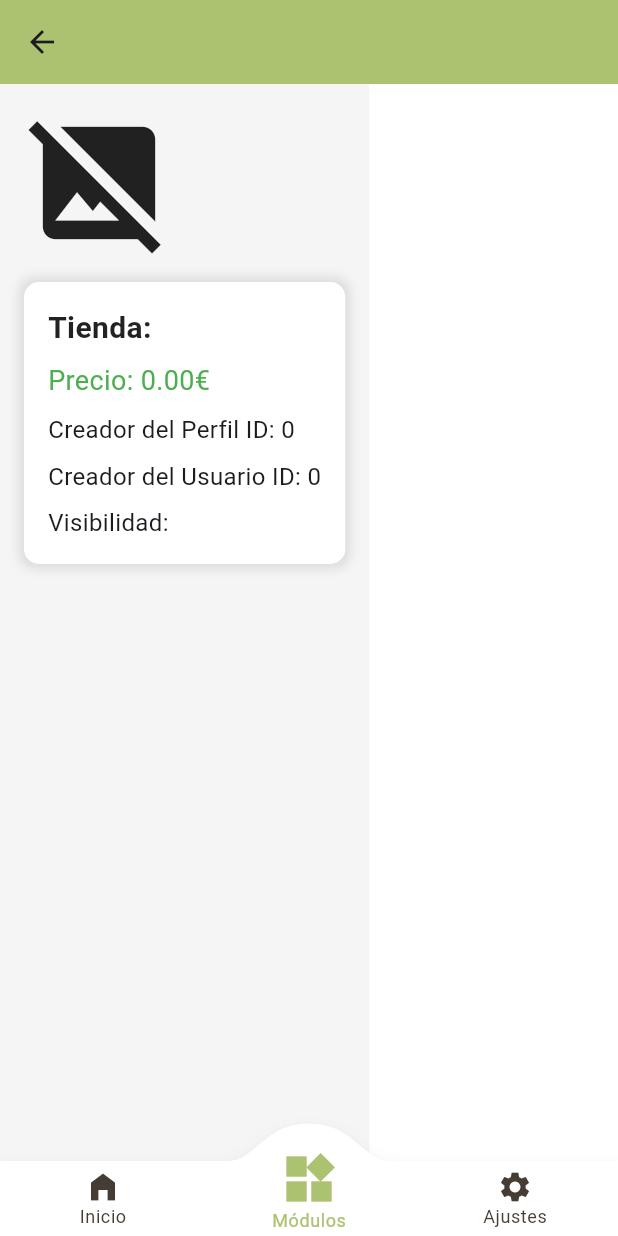
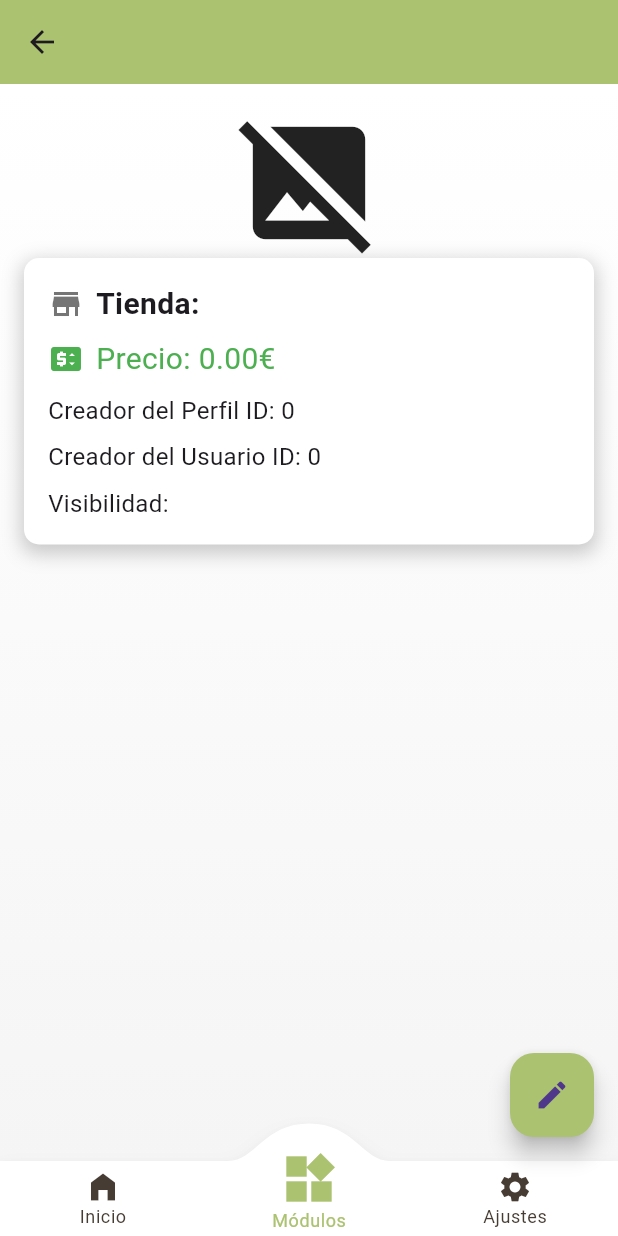
Before and after one commit to jelujr17/FamSync, a Flutter app: the VerProducto screen opened directly with empty values, on a phone screen of 412 x 824 dp. Run offline on Flutter 3.47's test engine with Material 3 defaults, Android fonts, the phone set to English and light mode, and no system bars; drawn by our look-alikes of convex_bottom_bar; our stand-ins replace animated_background, animated_notch_bottom_bar, carousel_slider, image_picker, page_transition, shared_preferences; missing offline and left inert: kalender; accounts and stored records are empty.

Commit message:
se ven las imagenes al ver producto

```diff
--- a/lib/View/Modulos/Almacen/verProducto.dart
+++ b/lib/View/Modulos/Almacen/verProducto.dart
@@ -3,56 +3,115 @@ import 'package:famsync/Model/perfiles.dart';
 import 'package:famsync/View/navegacion.dart';
 import 'package:flutter/material.dart';
 import 'package:famsync/Model/producto.dart';
+import 'package:carousel_slider/carousel_slider.dart';
 
 class VerProducto extends StatefulWidget {
   final Productos producto;
   final Perfiles perfil;
 
-  const VerProducto({Key? key, required this.producto, required this.perfil})
-      : super(key: key);
+  const VerProducto({super.key, required this.producto, required this.perfil});
 
   @override
   DetallesProducto createState() => DetallesProducto();
 }
 
-class DetallesProducto extends State<VerProducto>
-    with SingleTickerProviderStateMixin {
+class DetallesProducto extends State<VerProducto> {
+  int _currentImageIndex = 0;
+
   @override
   Widget build(BuildContext context) {
     return Scaffold(
       appBar: AppBar(
         title: Text(widget.producto.Nombre),
-        backgroundColor: const Color(0xFFABC270), // Color de fondo del AppBar
+        backgroundColor: const Color(0xFFABC270),
       ),
       body: Container(
-        color: const Color(0xFFF5F5F5), // Color de fondo de la pantalla
+        decoration: const BoxDecoration(
+          gradient: LinearGradient(
+            colors: [Colors.white, Color(0xFFF5F5F5)],
+            begin: Alignment.topCenter,
+            end: Alignment.bottomCenter,
+          ),
+        ),
         padding: const EdgeInsets.all(16.0),
         child: Column(
           crossAxisAlignment: CrossAxisAlignment.start,
           children: [
-            // Mostrar la imagen del producto
+            // Mostrar imágenes del producto en un carrusel
             widget.producto.Imagenes.isNotEmpty
-                ? Container(
+                ? Column(
+                    children: [
+                      CarouselSlider.builder(
+                        options: CarouselOptions(
+                          height: 200,
+                          enlargeCenterPage: true,
+                          enableInfiniteScroll: true,
+                          autoPlay: true,
+                          autoPlayInterval: const Duration(seconds: 3),
+                          onPageChanged: (index, reason) {
+                            setState(() {
+                              _currentImageIndex = index;
+                            });
+                          },
+                        ),
+                        itemCount: widget.producto.Imagenes.length,
+                        itemBuilder: (context, index, realIndex) {
+                          final imagePath = widget.producto.Imagenes[index];
+                          final imageFile = File('C:\\Users\\mario\\Documents\\Imagenes_FamSync\\Productos\\$imagePath');
+
+                          // Comprobar si el archivo existe antes de mostrarlo
+                          if (imageFile.existsSync()) {
+                            return ClipRRect(
+                              borderRadius: BorderRadius.circular(10),
+                              child: Image.file(
+                                imageFile,
+                                fit: BoxFit.cover,
+                              ),
+                            );
+                          } else {
+                            return const Center(
+                              child: Icon(Icons.image_not_supported, size: 100),
+                            );
+                          }
+                        },
+                      ),
+                      const SizedBox(height: 8),
+                      // Indicadores de la posición del carrusel
+                      Row(
+                        mainAxisAlignment: MainAxisAlignment.center,
+                        children: widget.producto.Imagenes.asMap().entries.map(
+                          (entry) {
+                            return GestureDetector(
+                              onTap: () => setState(() {
+                                _currentImageIndex = entry.key;
+                              }),
+                              child: Container(
+                                width: 12.0,
+                                height: 12.0,
+                                margin: const EdgeInsets.symmetric(
+                                  vertical: 8.0,
+                                  horizontal: 4.0,
+                                ),
                                 decoration: BoxDecoration(
-                      borderRadius: BorderRadius.circular(10),
-                      boxShadow: [
-                        BoxShadow(
-                          color: Colors.black.withOpacity(0.1),
-                          spreadRadius: 3,
-                          blurRadius: 5,
+                                  shape: BoxShape.circle,
+                                  color: (Theme.of(context).brightness ==
+                                              Brightness.dark
+                                          ? Colors.white
+                                          : Colors.green)
+                                      .withOpacity(
+                                    _currentImageIndex == entry.key ? 0.9 : 0.4,
+                                  ),
+                                ),
+                              ),
+                            );
+                          },
+                        ).toList(),
                       ),
                     ],
-                    ),
-                    child: ClipRRect(
-                      borderRadius: BorderRadius.circular(10),
-                      child: Image.file(
-                        File(widget.producto.Imagenes[0]),
-                        fit: BoxFit.cover,
-                      ),
-                    ),
                   )
-                : const Icon(Icons.image_not_supported, size: 100),
-            const SizedBox(height: 16),
+                : const Center(
+                    child: Icon(Icons.image_not_supported, size: 100)),
+            // Detalles del producto
             Container(
               padding: const EdgeInsets.all(16.0),
               decoration: BoxDecoration(
@@ -60,54 +119,60 @@ class DetallesProducto extends State<VerProducto>
                 borderRadius: BorderRadius.circular(10),
                 boxShadow: [
                   BoxShadow(
-                    color: Colors.black.withOpacity(0.1),
-                    spreadRadius: 3,
-                    blurRadius: 5,
+                    color: Colors.black.withOpacity(0.2),
+                    spreadRadius: 2,
+                    blurRadius: 10,
+                    offset: const Offset(0, 4),
                   ),
                 ],
               ),
               child: Column(
                 crossAxisAlignment: CrossAxisAlignment.start,
                 children: [
-                  Text(
-                    'Tienda: ${widget.producto.Tienda}',
+                  Row(
+                    children: [
+                      const Icon(Icons.store, color: Colors.black54),
+                      const SizedBox(width: 8),
+                      Text('Tienda: ${widget.producto.Tienda}',
                           style: const TextStyle(
-                      fontSize: 20,
-                      fontWeight: FontWeight.bold,
-                      color: Colors.black87,
-                    ),
+                              fontSize: 20, fontWeight: FontWeight.bold)),
+                    ],
                   ),
                   const SizedBox(height: 8),
+                  Row(
+                    children: [
+                      const Icon(Icons.price_change, color: Colors.green),
+                      const SizedBox(width: 8),
                       Text(
-                    'Precio: ${widget.producto.Precio.toStringAsFixed(2)}€', // Formato a 2 decimales
+                          'Precio: ${widget.producto.Precio.toStringAsFixed(2)}€',
                           style: const TextStyle(
-                      fontSize: 18,
-                      color: Colors.green,
-                    ),
+                              fontSize: 20, color: Colors.green)),
+                    ],
                   ),
                   const SizedBox(height: 8),
                   Text(
                       'Creador del Perfil ID: ${widget.producto.IdPerfilCreador}',
-                    style: const TextStyle(fontSize: 16),
-                  ),
+                      style: const TextStyle(fontSize: 16)),
                   const SizedBox(height: 8),
                   Text(
                       'Creador del Usuario ID: ${widget.producto.IdUsuarioCreador}',
-                    style: const TextStyle(fontSize: 16),
-                  ),
+                      style: const TextStyle(fontSize: 16)),
                   const SizedBox(height: 8),
-                  Text(
-                    'Visibilidad: ${widget.producto.Visible.join(", ")}', // Mostrar perfiles visibles
-                    style: const TextStyle(fontSize: 16),
-                  ),
-                  // Aquí puedes agregar más detalles según sea necesario
+                  Text('Visibilidad: ${widget.producto.Visible.join(", ")}',
+                      style: const TextStyle(fontSize: 16)),
                 ],
               ),
             ),
           ],
         ),
       ),
-      extendBody: true,
+      floatingActionButton: FloatingActionButton(
+        onPressed: () {
+          // Acción de edición aquí
+        },
+        backgroundColor: const Color(0xFFABC270),
+        child: const Icon(Icons.edit),
+      ),
       bottomNavigationBar: CustomBottomNavBar(
           pageController: PageController(), pagina: 1, perfil: widget.perfil),
     );
```
Lines whose indentation alone changed are shown as unchanged.
